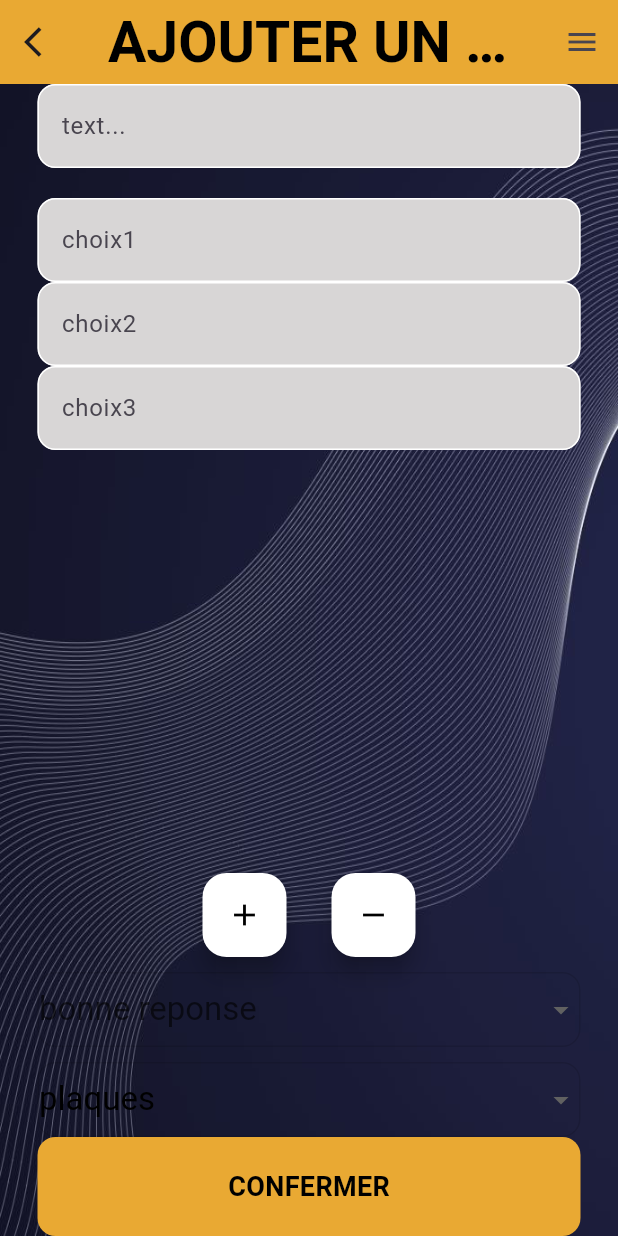
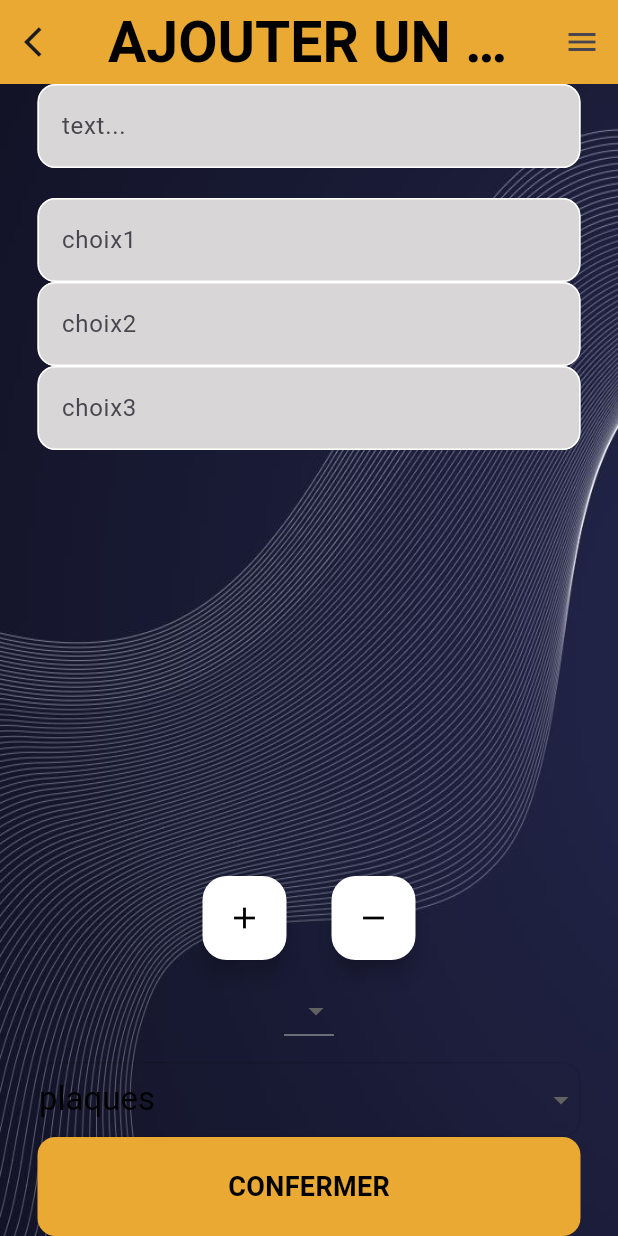
Before and after one commit to Malek4522/code_route, a Flutter app: the screen it shows after launch, on a phone screen of 412 x 824 dp. Run offline on Flutter 3.47's test engine with Material 3 defaults, Android fonts, the phone set to English and light mode, and no system bars; our stand-ins replace firebase_core, quickalert; accounts and stored records are empty.

Commit message:
dsf
dsffds

```diff
--- a/lib/pages/addQuiz.dart
+++ b/lib/pages/addQuiz.dart
@@ -1,5 +1,3 @@
-import 'dart:ffi';
-
 import 'package:flutter/material.dart';
 
 class addQuiz extends StatefulWidget {
@@ -11,16 +9,14 @@ class addQuiz extends StatefulWidget {
 class addQuizState extends State<addQuiz> {
   final _textController = TextEditingController();
   List<Object> controllers = [
-    TextEditingController(),
-    TextEditingController(),
-    TextEditingController(),
-    TextEditingController(),
-    TextEditingController(),
+    for(int i=0;i<5;i++)
+      TextEditingController()
   ];
 
-  int valeurbn = -1;
+  String? _selectedItem;
   int n = 3;
-  List<int> typeList = [1, 2];
+  List<String> items = ['1', '2', '3', '4'];
+
 
   String valueChoose = 'plaques';
   @override
@@ -111,7 +107,6 @@ class addQuizState extends State<addQuiz> {
                       if (n < 5) {
                         setState(() {
                           n++;
-                          typeList.add(n);
                           setState(() {});
                         });
                       }
@@ -128,7 +123,6 @@ class addQuizState extends State<addQuiz> {
                       if (n > 2) {
                         setState(() {
                           n--;
-                          typeList.removeLast();
                           setState(() {});
                         });
                       }
@@ -145,39 +139,22 @@ class addQuizState extends State<addQuiz> {
               ),
 
               //bonne reponse
-              Padding(
-                padding:
-                    const EdgeInsetsDirectional.symmetric(horizontal: 25.0),
-                child: Container(
-                  decoration: BoxDecoration(
-                    border: Border.all(color: Colors.black12, width: 1),
-                    borderRadius: BorderRadius.circular(12),
-                  ),
-                  child: DropdownButton(
-                    hint: Text('bonne reponse'),
-                    dropdownColor: const Color.fromARGB(255, 216, 214, 214),
-                    icon: Icon(Icons.arrow_drop_down),
-                    isExpanded: true,
-                    underline: SizedBox(),
-                    style: TextStyle(
-                      color: Colors.black,
-                      fontSize: 22,
-                    ),
-                    value: valeurbn,
-                    onChanged: (newVal) {
-                      setState(() {
-                        valeurbn = newVal!;
-                      });
-                    },
-                    items: typeList.map((valueItem) {
-                      return DropdownMenuItem(
-                        value: valueItem,
-                        child: Text('valueItem'),
-                      );
-                    }).toList(),
-                  ),
-                ),
+              DropdownButton(
+
+                value: _selectedItem,
+                items: items.map((String item) {
+                  return DropdownMenuItem(
+                    value: item,
+                    child: Text(item,style: TextStyle(color: Colors.red),),
+                  );
+                }).toList(),
+                onChanged: (value) {
+                  setState(() {
+                    _selectedItem = value ;
+                  });
+                },
               ),
+
               SizedBox(
                 height: 10,
               ),
```
Also changed, not shown: 4 other files.
